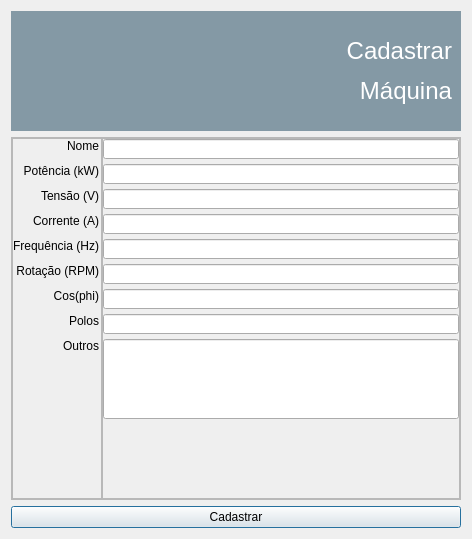
Above: interface_cadastrar.ui from GHosoda/TCC before the change. Below: the same form after it.
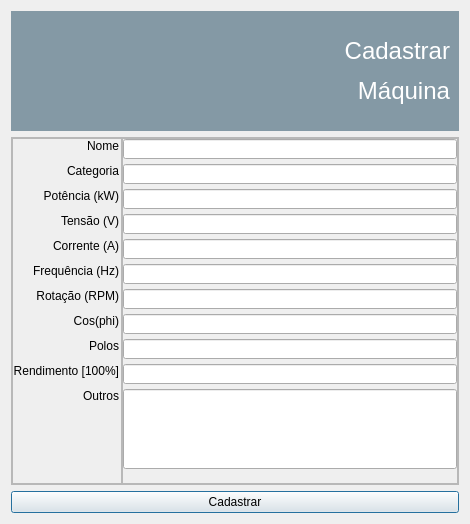
That is the form after the change. Icons and pictures are not drawn.

Patch:
```diff
--- a/interface_cadastrar.ui
+++ b/interface_cadastrar.ui
@@ -6,8 +6,8 @@
    <rect>
     <x>0</x>
     <y>0</y>
-    <width>472</width>
-    <height>539</height>
+    <width>470</width>
+    <height>524</height>
    </rect>
   </property>
   <property name="windowTitle">
@@ -186,6 +186,34 @@
            </property>
           </widget>
          </item>
+         <item>
+          <widget class="QLabel" name="l_cm_categoria">
+           <property name="sizePolicy">
+            <sizepolicy hsizetype="Preferred" vsizetype="Fixed">
+             <horstretch>0</horstretch>
+             <verstretch>0</verstretch>
+            </sizepolicy>
+           </property>
+           <property name="minimumSize">
+            <size>
+             <width>0</width>
+             <height>20</height>
+            </size>
+           </property>
+           <property name="maximumSize">
+            <size>
+             <width>16777215</width>
+             <height>20</height>
+            </size>
+           </property>
+           <property name="text">
+            <string notr="true">Categoria</string>
+           </property>
+           <property name="alignment">
+            <set>Qt::AlignRight|Qt::AlignTop|Qt::AlignTrailing</set>
+           </property>
+          </widget>
+         </item>
          <item>
           <widget class="QLabel" name="l_cm_potencia">
            <property name="sizePolicy">
@@ -352,6 +380,34 @@
            </property>
           </widget>
          </item>
+         <item>
+          <widget class="QLabel" name="l_cm_rendimento">
+           <property name="sizePolicy">
+            <sizepolicy hsizetype="Preferred" vsizetype="Fixed">
+             <horstretch>0</horstretch>
+             <verstretch>0</verstretch>
+            </sizepolicy>
+           </property>
+           <property name="minimumSize">
+            <size>
+             <width>0</width>
+             <height>20</height>
+            </size>
+           </property>
+           <property name="maximumSize">
+            <size>
+             <width>16777215</width>
+             <height>20</height>
+            </size>
+           </property>
+           <property name="text">
+            <string notr="true">Rendimento [100%]</string>
+           </property>
+           <property name="alignment">
+            <set>Qt::AlignRight|Qt::AlignTop|Qt::AlignTrailing</set>
+           </property>
+          </widget>
+         </item>
          <item>
           <widget class="QLabel" name="l_cm_outros">
            <property name="minimumSize">
@@ -436,6 +492,28 @@
            </property>
           </widget>
          </item>
+         <item>
+          <widget class="QLineEdit" name="i_cm_categoria">
+           <property name="sizePolicy">
+            <sizepolicy hsizetype="Expanding" vsizetype="Fixed">
+             <horstretch>0</horstretch>
+             <verstretch>0</verstretch>
+            </sizepolicy>
+           </property>
+           <property name="minimumSize">
+            <size>
+             <width>0</width>
+             <height>20</height>
+            </size>
+           </property>
+           <property name="maximumSize">
+            <size>
+             <width>16777215</width>
+             <height>20</height>
+            </size>
+           </property>
+          </widget>
+         </item>
          <item>
           <widget class="QLineEdit" name="i_cm_potencia">
            <property name="sizePolicy">
@@ -590,6 +668,28 @@
            </property>
           </widget>
          </item>
+         <item>
+          <widget class="QLineEdit" name="i_cm_rendimento">
+           <property name="sizePolicy">
+            <sizepolicy hsizetype="Expanding" vsizetype="Fixed">
+             <horstretch>0</horstretch>
+             <verstretch>0</verstretch>
+            </sizepolicy>
+           </property>
+           <property name="minimumSize">
+            <size>
+             <width>0</width>
+             <height>20</height>
+            </size>
+           </property>
+           <property name="maximumSize">
+            <size>
+             <width>16777215</width>
+             <height>20</height>
+            </size>
+           </property>
+          </widget>
+         </item>
          <item>
           <widget class="QLineEdit" name="i_cm_outros">
            <property name="sizePolicy">
```
Left out of the diff: 8 changed lines with no effect on the pictures.
